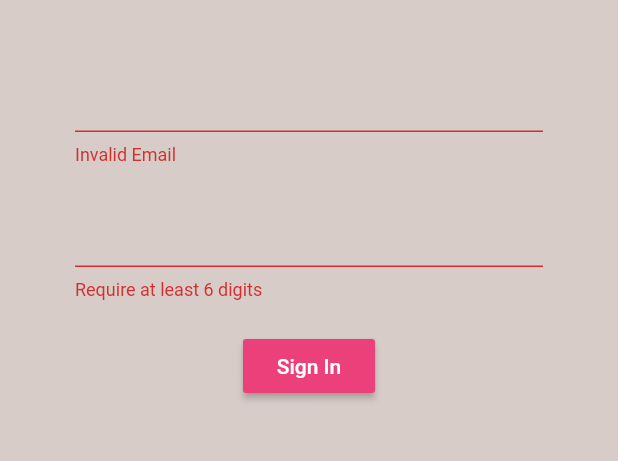
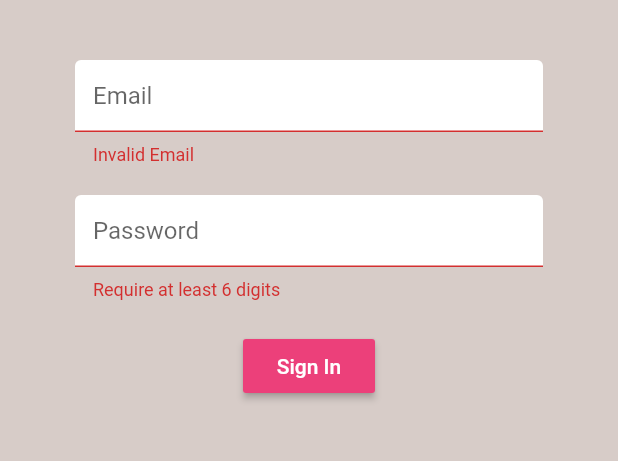
Before and after one commit to 7imaZz/brew_crew, a Flutter app: the screen it shows after launch, after a tap on "Sign In", on a phone screen of 412 x 824 dp, the part 84-545 px from its top. Run offline on Flutter 3.47's test engine with Material 2 defaults, Android fonts, the phone set to English and light mode, and no system bars; our stand-ins replace cloud_firestore, firebase_auth, firebase_core, flutter_spinkit; accounts and stored records are empty.

```diff
--- /dev/null
+++ b/lib/pojo/brew_model.dart
@@ -0,0 +1,8 @@
+class Brew{
+
+  String name;
+  String sugar;
+  int strength;
+
+  Brew({this.name, this.sugar, this.strength});
+}
--- a/lib/screens/authentication/sign_in.dart
+++ b/lib/screens/authentication/sign_in.dart
@@ -1,4 +1,6 @@
 import 'package:brew_crew/service/auth_service.dart';
+import 'package:brew_crew/shared/constants.dart';
+import 'package:brew_crew/shared/loading.dart';
 import 'package:flutter/material.dart';
 
 
@@ -21,9 +23,12 @@ class _SignInState extends State<SignIn> {
   String password = '';
   String error = '';
 
+  bool loading = false;
+
   @override
   Widget build(BuildContext context) {
-    return Scaffold(
+    return loading? Loading(): Scaffold(
+      resizeToAvoidBottomPadding: false,
       backgroundColor: Colors.brown[100],
       appBar: AppBar(
         actions: [
@@ -53,6 +58,7 @@ class _SignInState extends State<SignIn> {
                     email = val;
                   });
                 },
+                decoration: customInputDecoration('Email')
               ),
               SizedBox(height: 20.0),
               TextFormField(
@@ -61,6 +67,7 @@ class _SignInState extends State<SignIn> {
                 onChanged: (val){
                   password = val;
                 },
+                decoration: customInputDecoration('Password')
               ),
               SizedBox(height: 20.0),
               RaisedButton(
@@ -73,10 +80,14 @@ class _SignInState extends State<SignIn> {
                 ),
                 onPressed: () async{
                   if(_formKey.currentState.validate()) {
+                    setState(() {
+                      loading = true;
+                    });
                     dynamic result = await authService.signInWithEmailAndPassword(email, password);
                     if(result == null){
                       setState(() {
                         error = 'Invalid Login';
+                        loading = false;
                       });
                     }
                   }
@@ -88,7 +99,8 @@ class _SignInState extends State<SignIn> {
                 style: TextStyle(
                   color: Colors.red,
                 ),
-              )
+              ),
+              Expanded(child: SizedBox(height: 20.0)),
             ],
           ),
         )
--- a/lib/service/auth_service.dart
+++ b/lib/service/auth_service.dart
@@ -1,4 +1,5 @@
 import 'package:brew_crew/pojo/user_model.dart';
+import 'package:brew_crew/service/database.dart';
 import 'package:firebase_auth/firebase_auth.dart';
 
 class AuthService {
@@ -44,11 +45,14 @@ class AuthService {
     try{
       UserCredential credential = await _auth.createUserWithEmailAndPassword(email: email, password: password);
       User user = credential.user;
+      DatabaseService(uid: user.uid).updateUserData('0', 'New Crew Member', 100);
       return _userFromFirebase(user);
     }catch(e){
       print(e.toString());
     }
   }
+
+
 
   Future signOut() async{
     try {
--- /dev/null
+++ b/lib/shared/constants.dart
@@ -0,0 +1,13 @@
+import 'package:flutter/material.dart';
+
+customInputDecoration(String hint) => InputDecoration(
+    hintText: hint,
+    fillColor: Colors.white,
+    filled: true,
+    enabledBorder: OutlineInputBorder(
+        borderSide: BorderSide(color: Colors.white, width: 2.0)
+    ),
+    focusedBorder:OutlineInputBorder(
+        borderSide: BorderSide(color: Colors.pink, width: 2.0)
+    )
+);
--- a/pubspec.yaml
+++ b/pubspec.yaml
@@ -27,6 +27,7 @@ dependencies:
   firebase_auth: ^0.18.1+2
   cloud_firestore: ^0.14.1+3
   provider: ^4.3.2+2
+  flutter_spinkit: ^4.1.2
 
 
   # The following adds the Cupertino Icons font to your application.
```
Also changed, not shown: lib/screens/authentication/register.dart (+13 -3 lines), lib/screens/home/brew_list.dart (added, +24 -0 lines), lib/screens/home/brew_tile.dart (added, +29 -0 lines), lib/screens/home/home.dart (+11 -1 lines), lib/service/database.dart (added, +44 -0 lines), lib/shared/loading.dart (added, +17 -0 lines), pubspec.lock.
